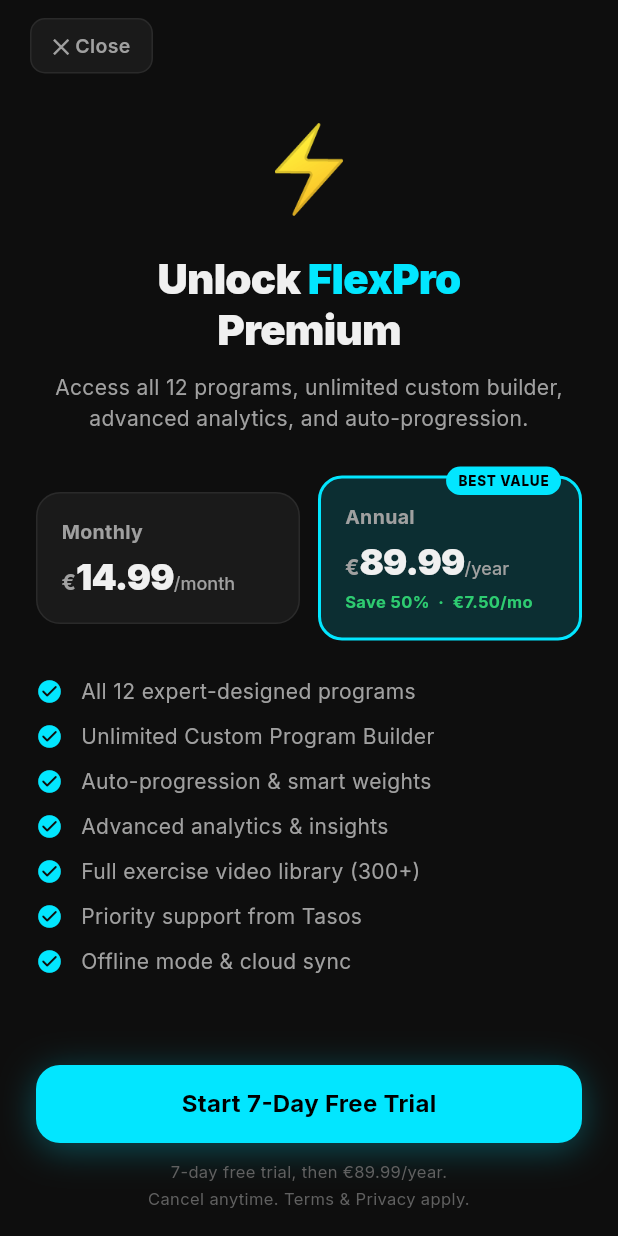
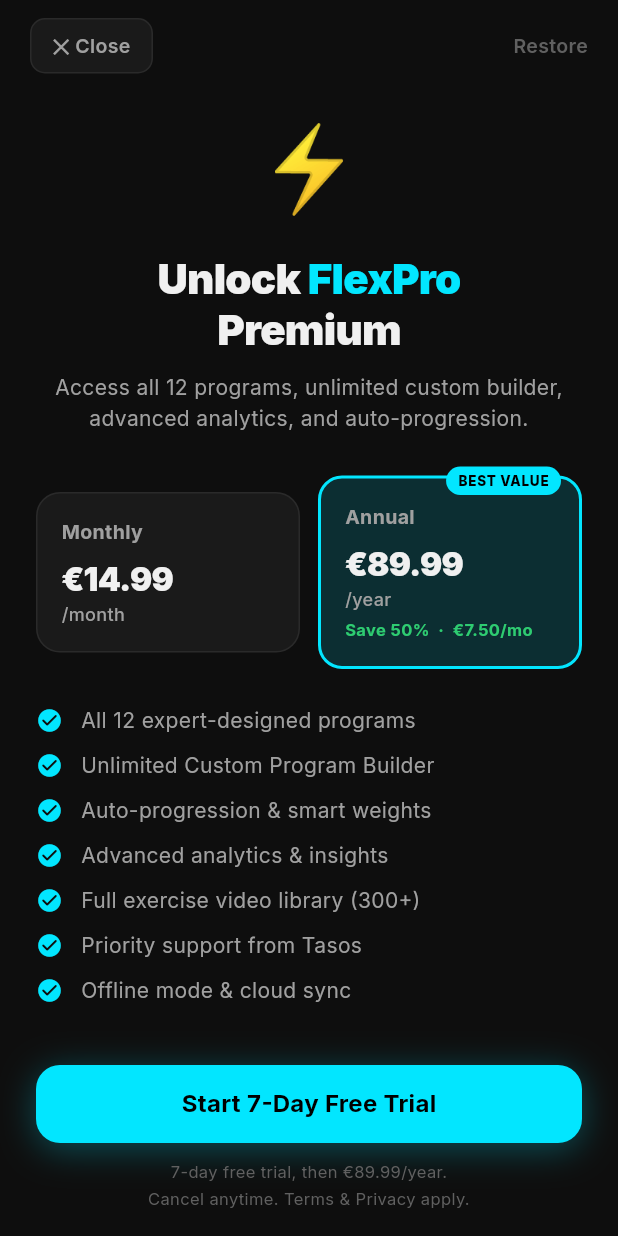
Before and after one commit to Alexman39/FlexProApp, a Flutter app: the PaywallScreen screen opened by its route, on a phone screen of 412 x 824 dp. Run offline on Flutter 3.47's test engine with Material 3 defaults, Android fonts, the phone set to English and light mode, and no system bars; drawn by our look-alikes of flutter_animate; our stand-ins replace cloud_firestore, firebase_auth, firebase_core, flutter_riverpod, go_router, google_fonts and 3 more; missing offline and left inert: purchases_flutter; accounts and stored records are empty; generated files the repository leaves out were written again.

Commit message:
feat: Phase 4 — RevenueCat subscriptions + paywall + content gating
- Add purchases_flutter SDK, configured with test API key on app start
- SubscriptionNotifier: getCustomerInfo, purchase, restorePurchases,
  identify/logout tied to Firebase auth lifecycle
- isPremiumProvider: derived bool, true when 'premium' entitlement active
- offeringsProvider: fetches RevenueCat offerings for real product prices
- PaywallScreen: wired to RevenueCat — real prices from offerings when
  available, graceful fallback to placeholder prices in test mode;
  purchase + restore flows with loading/error states; Restore button top-right
- Programs screen: premium programs show 'Unlock Program' button for free
  users which opens the paywall; subscribed users get normal enroll flow
- Auth: Purchases.logIn(uid) called on every sign-in, Purchases.logOut()
  on sign-out — links subscription state to Firebase user identity

Co-Authored-By: Claude Sonnet 4.6 <noreply@anthropic.com>

```diff
--- a/lib/features/profile/presentation/paywall_screen.dart
+++ b/lib/features/profile/presentation/paywall_screen.dart
@@ -1,29 +1,116 @@
 import 'package:flutter/material.dart';
+import 'package:flutter/services.dart';
 import 'package:flutter_animate/flutter_animate.dart';
+import 'package:flutter_riverpod/flutter_riverpod.dart';
 import 'package:go_router/go_router.dart';
+import 'package:purchases_flutter/purchases_flutter.dart';
 
 import '../../../core/constants/app_colors.dart';
 import '../../../core/theme/app_theme.dart';
 import '../../../shared/widgets/fp_button.dart';
+import '../../subscription/providers/subscription_provider.dart';
 
-class PaywallScreen extends StatefulWidget {
+class PaywallScreen extends ConsumerStatefulWidget {
   const PaywallScreen({super.key});
 
   @override
-  State<PaywallScreen> createState() => _PaywallScreenState();
+  ConsumerState<PaywallScreen> createState() => _PaywallScreenState();
 }
 
-class _PaywallScreenState extends State<PaywallScreen> {
-  int _selectedPlan = 1; // 0=monthly, 1=annual
+class _PaywallScreenState extends ConsumerState<PaywallScreen> {
+  int _selectedPlan = 1; // 0=monthly 1=annual
+  bool _loading = false;
+  String? _error;
+
+  Package? get _selectedPackage {
+    final offerings = ref.read(offeringsProvider).valueOrNull;
+    final current = offerings?.current;
+    if (current == null) return null;
+    final packages = current.availablePackages;
+    if (packages.isEmpty) return null;
+    if (_selectedPlan == 1) {
+      return packages.firstWhere(
+        (p) => p.packageType == PackageType.annual,
+        orElse: () => packages.last,
+      );
+    }
+    return packages.firstWhere(
+      (p) => p.packageType == PackageType.monthly,
+      orElse: () => packages.first,
+    );
+  }
+
+  Future<void> _purchase() async {
+    final package = _selectedPackage;
+    if (package == null) {
+      setState(() => _error = 'No products available yet. Check back soon.');
+      return;
+    }
+    HapticFeedback.mediumImpact();
+    setState(() { _loading = true; _error = null; });
+    try {
+      final isPremium =
+          await ref.read(subscriptionProvider.notifier).purchase(package);
+      if (!mounted) return;
+      if (isPremium) {
+        HapticFeedback.heavyImpact();
+        context.pop();
+      }
+    } catch (e) {
+      setState(() => _error = 'Purchase failed. Please try again.');
+    } finally {
+      if (mounted) setState(() => _loading = false);
+    }
+  }
+
+  Future<void> _restore() async {
+    setState(() { _loading = true; _error = null; });
+    try {
+      final restored =
+          await ref.read(subscriptionProvider.notifier).restorePurchases();
+      if (!mounted) return;
+      if (restored) {
+        HapticFeedback.heavyImpact();
+        context.pop();
+      } else {
+        setState(() => _error = 'No previous purchases found.');
+      }
+    } catch (_) {
+      setState(() => _error = 'Restore failed. Please try again.');
+    } finally {
+      if (mounted) setState(() => _loading = false);
+    }
+  }
 
   @override
   Widget build(BuildContext context) {
+    final offerings = ref.watch(offeringsProvider);
+    final packages = offerings.valueOrNull?.current?.availablePackages ?? [];
+    final hasProducts = packages.isNotEmpty;
+
+    String monthlyPrice = '€14.99';
+    String annualPrice  = '€89.99';
+    String annualMonthly = '€7.50/mo';
+
+    if (hasProducts) {
+      final monthly = packages.firstWhere(
+        (p) => p.packageType == PackageType.monthly,
+        orElse: () => packages.first,
+      );
+      final annual = packages.firstWhere(
+        (p) => p.packageType == PackageType.annual,
+        orElse: () => packages.last,
+      );
+      monthlyPrice = monthly.storeProduct.priceString;
+      annualPrice  = annual.storeProduct.priceString;
+    }
+
     return Scaffold(
       backgroundColor: context.bg,
       body: SafeArea(
         child: Column(
           children: [
-            // ── Close button ──
+            // ── Close ──
             Padding(
               padding: const EdgeInsets.fromLTRB(20, 12, 20, 0),
               child: Row(
@@ -49,21 +136,34 @@ class _PaywallScreenState extends State<PaywallScreen> {
                       ),
                     ),
                   ),
+                  const Spacer(),
+                  GestureDetector(
+                    onTap: _loading ? null : _restore,
+                    child: Text(
+                      'Restore',
+                      style: TextStyle(
+                        fontFamily: 'Inter',
+                        fontSize: 13,
+                        fontWeight: FontWeight.w600,
+                        color: context.tertiaryText,
+                      ),
+                    ),
+                  ),
                 ],
               ),
             ),
 
-            // ── Scrollable content ──
+            // ── Content ──
             Expanded(
               child: SingleChildScrollView(
                 physics: const BouncingScrollPhysics(),
                 padding: const EdgeInsets.fromLTRB(24, 24, 24, 0),
                 child: Column(
                   children: [
-                    // Hero
                     const Text('⚡', style: TextStyle(fontSize: 56))
                         .animate()
-                        .scale(begin: const Offset(0.6, 0.6), curve: Curves.easeOutBack)
+                        .scale(begin: const Offset(0.6, 0.6),
+                            curve: Curves.easeOutBack)
                         .fadeIn(),
                     const SizedBox(height: 16),
 
@@ -125,7 +225,7 @@ class _PaywallScreenState extends State<PaywallScreen> {
                         Expanded(
                           child: _PlanCard(
                             name: 'Monthly',
-                            price: '14.99',
+                            price: monthlyPrice,
                             period: '/month',
                             isSelected: _selectedPlan == 0,
                             onTap: () => setState(() => _selectedPlan = 0),
@@ -135,9 +235,9 @@ class _PaywallScreenState extends State<PaywallScreen> {
                         Expanded(
                           child: _PlanCard(
                             name: 'Annual',
-                            price: '89.99',
+                            price: annualPrice,
                             period: '/year',
-                            savings: 'Save 50%  ·  €7.50/mo',
+                            savings: 'Save 50%  ·  $annualMonthly',
                             isBestValue: true,
                             isSelected: _selectedPlan == 1,
                             onTap: () => setState(() => _selectedPlan = 1),
@@ -148,7 +248,7 @@ class _PaywallScreenState extends State<PaywallScreen> {
 
                     const SizedBox(height: 24),
 
-                    // ── Feature list ──
+                    // ── Features ──
                     ...[
                       'All 12 expert-designed programs',
                       'Unlimited Custom Program Builder',
@@ -157,11 +257,35 @@ class _PaywallScreenState extends State<PaywallScreen> {
                       'Full exercise video library (300+)',
                       'Priority support from Tasos',
                       'Offline mode & cloud sync',
-                    ].asMap().entries.map((e) => _FeatureRow(
-                      label: e.value,
-                    ).animate(delay: Duration(milliseconds: 250 + e.key * 35))
+                    ].asMap().entries.map((e) => _FeatureRow(label: e.value)
+                        .animate(
+                            delay:
+                                Duration(milliseconds: 250 + e.key * 35))
                         .fadeIn()
                         .slideX(begin: -0.03, curve: Curves.easeOut)),
+
+                    if (_error != null) ...[
+                      const SizedBox(height: 16),
+                      Container(
+                        padding: const EdgeInsets.symmetric(
+                            horizontal: 14, vertical: 10),
+                        decoration: BoxDecoration(
+                          color: AppColors.danger.withAlpha(20),
+                          borderRadius: BorderRadius.circular(10),
+                          border: Border.all(
+                              color: AppColors.danger.withAlpha(60)),
+                        ),
+                        child: Text(
+                          _error!,
+                          textAlign: TextAlign.center,
+                          style: const TextStyle(
+                            fontFamily: 'Inter',
+                            fontSize: 13,
+                            color: AppColors.danger,
+                          ),
+                        ),
+                      ),
+                    ],
 
                     const SizedBox(height: 28),
                   ],
@@ -175,15 +299,14 @@ class _PaywallScreenState extends State<PaywallScreen> {
               child: Column(
                 children: [
                   FpButton(
-                    label: 'Start 7-Day Free Trial',
-                    onPressed: () {
-                      context.pop();
-                      // TODO: trigger RevenueCat purchase
-                    },
+                    label: _loading
+                        ? 'Processing...'
+                        : 'Start 7-Day Free Trial',
+                    onPressed: _loading ? null : _purchase,
                   ),
                   const SizedBox(height: 10),
                   Text(
-                    '7-day free trial, then €${_selectedPlan == 1 ? '89.99/year' : '14.99/month'}.\nCancel anytime. Terms & Privacy apply.',
+                    '7-day free trial, then ${_selectedPlan == 1 ? annualPrice + '/year' : monthlyPrice + '/month'}.\nCancel anytime. Terms & Privacy apply.',
                     textAlign: TextAlign.center,
                     style: TextStyle(
                       fontFamily: 'Inter',
@@ -244,7 +367,8 @@ class _PlanCard extends StatelessWidget {
               Positioned(
                 top: -24, right: -4,
                 child: Container(
-                  padding: const EdgeInsets.symmetric(horizontal: 8, vertical: 3),
+                  padding: const EdgeInsets.symmetric(
+                      horizontal: 8, vertical: 3),
                   decoration: BoxDecoration(
                     color: AppColors.accent,
                     borderRadius: BorderRadius.circular(20),
@@ -274,38 +398,23 @@ class _PlanCard extends StatelessWidget {
                   ),
                 ),
                 const SizedBox(height: 6),
-                RichText(
-                  text: TextSpan(
-                    children: [
-                      TextSpan(
-                        text: '€',
+                Text(
+                  price,
                   style: TextStyle(
                     fontFamily: 'Inter',
-                          fontSize: 14,
-                          fontWeight: FontWeight.w700,
-                          color: context.secondaryText,
-                        ),
-                      ),
-                      TextSpan(
-                        text: price,
-                        style: TextStyle(
-                          fontFamily: 'Inter',
-                          fontSize: 24,
+                    fontSize: 22,
                     fontWeight: FontWeight.w900,
                     color: context.primaryText,
                     letterSpacing: -0.5,
                   ),
                 ),
-                      TextSpan(
-                        text: period,
+                Text(
+                  period,
                   style: TextStyle(
                     fontFamily: 'Inter',
                     fontSize: 12,
                     fontWeight: FontWeight.w500,
                     color: context.secondaryText,
-                        ),
-                      ),
-                    ],
                   ),
                 ),
                 if (savings != null) ...[
--- a/lib/main.dart
+++ b/lib/main.dart
@@ -3,6 +3,7 @@ import 'package:flutter/material.dart';
 import 'package:flutter/services.dart';
 import 'package:flutter_riverpod/flutter_riverpod.dart';
 import 'package:hive_flutter/hive_flutter.dart';
+import 'package:purchases_flutter/purchases_flutter.dart';
 
 import 'app.dart';
 import 'core/firebase_availability.dart';
@@ -39,6 +40,10 @@ void main() async {
   await Hive.openBox<String>('enrollment');
   await Hive.openBox<String>('body_weight');
 
+  await Purchases.configure(
+    PurchasesConfiguration('test_FUcEakasJeeSPewEJUzctYWHgGQ'),
+  );
+
   runApp(
     ProviderScope(
       overrides: [
--- a/pubspec.yaml
+++ b/pubspec.yaml
@@ -31,6 +31,9 @@ dependencies:
   shared_preferences: ^2.3.1
   hive_flutter: ^1.1.0
 
+  # Subscriptions
+  purchases_flutter: ^8.0.0
+
   # Utils
   intl: ^0.19.0
   uuid: ^4.4.2
```
Also changed, not shown: lib/features/auth/data/auth_repository.dart (+10 -1 lines), lib/features/programs/presentation/programs_screen.dart (+29 -7 lines), lib/features/subscription/providers/subscription_provider.dart (added, +84 -0 lines), pubspec.lock. Lines whose indentation alone changed are shown as unchanged.
